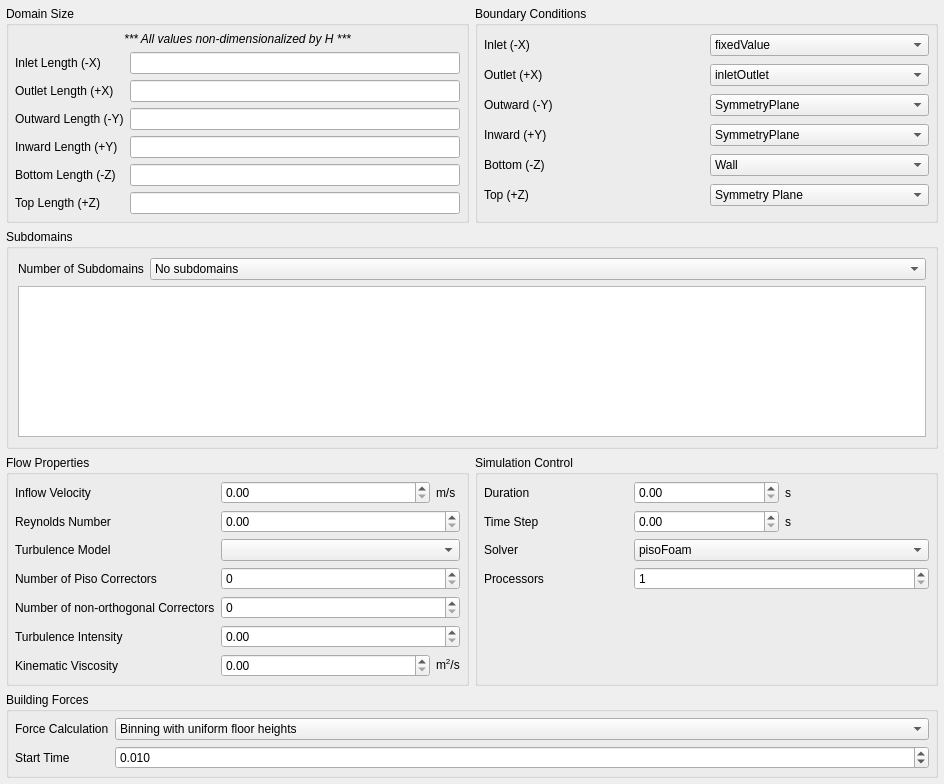
This is EVENTS/BasicCFD/BasicCFDv2.ui in NHERI-SimCenter/WE-UQ as Qt 5 draws it before an edit. The edited form follows.
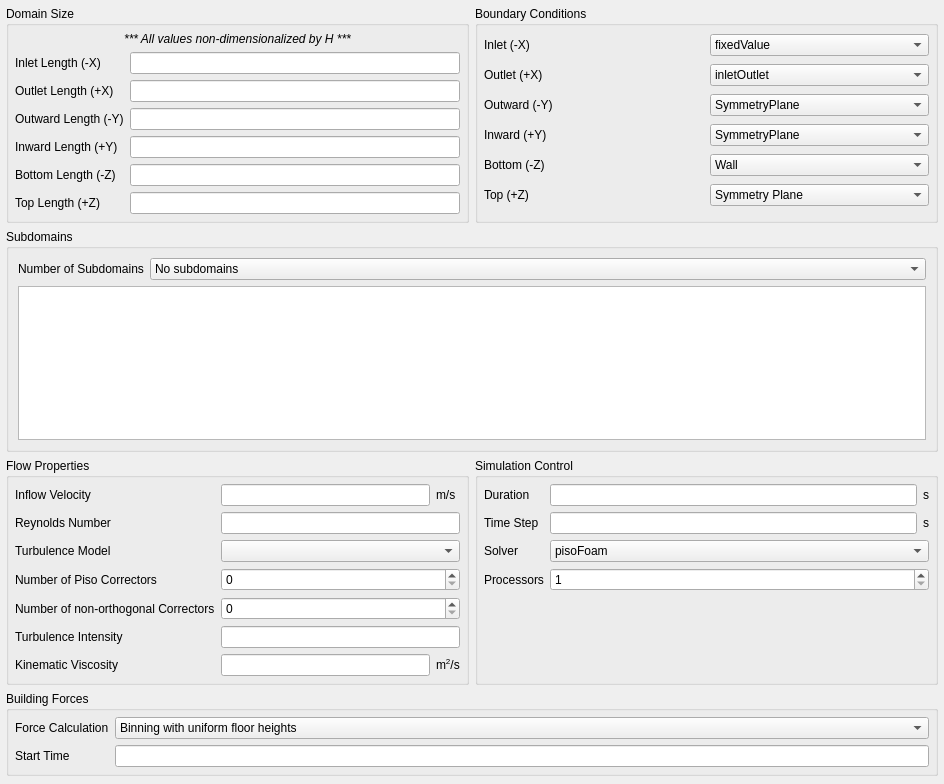
This is the edited form.

Patch:
```diff
--- a/EVENTS/BasicCFD/BasicCFDv2.ui
+++ b/EVENTS/BasicCFD/BasicCFDv2.ui
@@ -189,9 +189,6 @@
         </property>
        </widget>
       </item>
-      <item row="0" column="1">
-       <widget class="QDoubleSpinBox" name="inflowVelocity"/>
-      </item>
       <item row="0" column="2">
        <widget class="QLabel" name="label_25">
         <property name="text">
@@ -251,9 +248,6 @@
         </property>
        </widget>
       </item>
-      <item row="1" column="1" colspan="2">
-       <widget class="QDoubleSpinBox" name="doubleSpinBox_3"/>
-      </item>
       <item row="4" column="1" colspan="2">
        <widget class="QSpinBox" name="nonOrthogonalCorrectors">
         <property name="maximum">
@@ -261,12 +255,6 @@
         </property>
        </widget>
       </item>
-      <item row="5" column="1" colspan="2">
-       <widget class="QDoubleSpinBox" name="turbulenceIntensity"/>
-      </item>
-      <item row="6" column="1">
-       <widget class="QDoubleSpinBox" name="kinematicViscosity"/>
-      </item>
       <item row="6" column="2">
        <widget class="QLabel" name="label_26">
         <property name="text">
@@ -274,6 +262,18 @@
         </property>
        </widget>
       </item>
+      <item row="5" column="1" colspan="2">
+       <widget class="QLineEdit" name="turbulenceIntensity"/>
+      </item>
+      <item row="6" column="1">
+       <widget class="QLineEdit" name="kinematicViscosity"/>
+      </item>
+      <item row="0" column="1">
+       <widget class="QLineEdit" name="inflowVelocity"/>
+      </item>
+      <item row="1" column="1" colspan="2">
+       <widget class="QLineEdit" name="ReynoldsNumber"/>
+      </item>
      </layout>
     </widget>
    </item>
@@ -373,7 +373,7 @@
      <property name="title">
       <string>Building Forces</string>
      </property>
-     <layout class="QGridLayout" name="gridLayout_2" columnstretch="0,1">
+     <layout class="QGridLayout" name="gridLayout_2" columnstretch="0,0">
       <property name="leftMargin">
        <number>6</number>
       </property>
@@ -386,10 +386,10 @@
       <property name="bottomMargin">
        <number>6</number>
       </property>
-      <item row="0" column="0">
-       <widget class="QLabel" name="label_23">
+      <item row="1" column="0">
+       <widget class="QLabel" name="label_24">
         <property name="text">
-         <string>Force Calculation</string>
+         <string>Start Time</string>
         </property>
        </widget>
       </item>
@@ -405,28 +405,15 @@
         </item>
        </widget>
       </item>
-      <item row="1" column="0">
-       <widget class="QLabel" name="label_24">
+      <item row="0" column="0">
+       <widget class="QLabel" name="label_23">
         <property name="text">
-         <string>Start Time</string>
+         <string>Force Calculation</string>
         </property>
        </widget>
       </item>
       <item row="1" column="1">
-       <widget class="QDoubleSpinBox" name="startTimeBox">
-        <property name="toolTip">
-         <string>The time in the OpenFOAM simulation when the building force event starts. Forces before that time are ignored.</string>
-        </property>
-        <property name="decimals">
-         <number>3</number>
-        </property>
-        <property name="singleStep">
-         <double>0.001000000000000</double>
-        </property>
-        <property name="value">
-         <double>0.010000000000000</double>
-        </property>
-       </widget>
+       <widget class="QLineEdit" name="startTimeBox"/>
       </item>
      </layout>
     </widget>
@@ -436,7 +423,7 @@
      <property name="title">
       <string>Simulation Control</string>
      </property>
-     <layout class="QGridLayout" name="gridLayout_4" columnstretch="0,0,0">
+     <layout class="QGridLayout" name="gridLayout_4" columnstretch="0,1,0">
       <property name="leftMargin">
        <number>6</number>
       </property>
@@ -466,9 +453,6 @@
         </property>
        </widget>
       </item>
-      <item row="1" column="1">
-       <widget class="QDoubleSpinBox" name="dT"/>
-      </item>
       <item row="0" column="0">
        <widget class="QLabel" name="label_20">
         <property name="text">
@@ -499,9 +483,6 @@
         </property>
        </widget>
       </item>
-      <item row="0" column="1">
-       <widget class="QDoubleSpinBox" name="duration"/>
-      </item>
       <item row="3" column="0">
        <widget class="QLabel" name="label_27">
         <property name="text">
@@ -529,6 +510,12 @@
         </property>
        </spacer>
       </item>
+      <item row="0" column="1">
+       <widget class="QLineEdit" name="duration"/>
+      </item>
+      <item row="1" column="1">
+       <widget class="QLineEdit" name="dT"/>
+      </item>
      </layout>
     </widget>
    </item>
```
